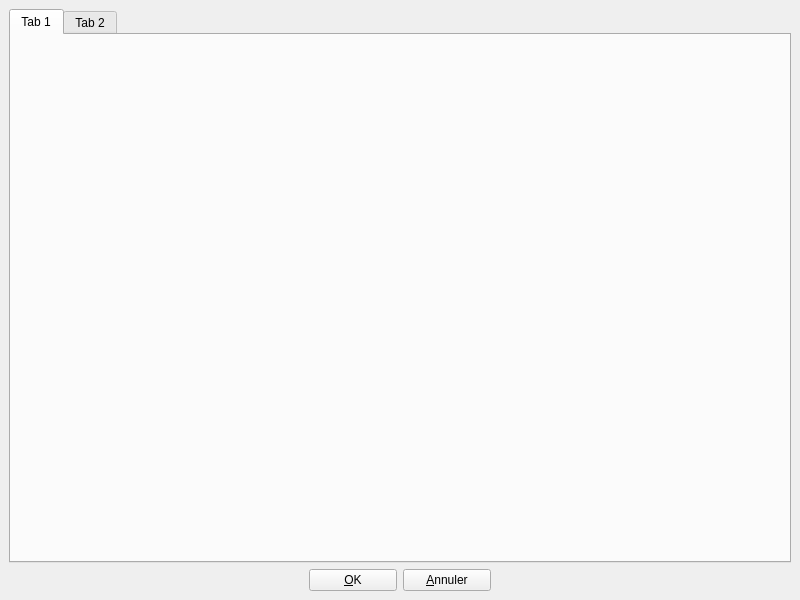
Qt form ui/options_frm.ui (Sebastux/AmaPy) before a commit.
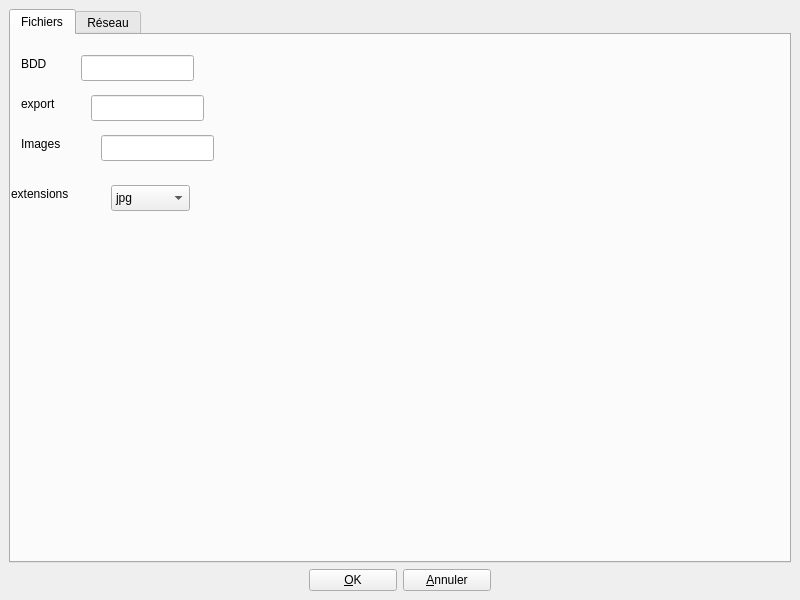
The same form after that commit. The open tabs and pages were chosen to show the change. Icons and pictures are not drawn.

Commit message: Ajout de composants

The edit to the form file:
```diff
--- a/ui/options_frm.ui
+++ b/ui/options_frm.ui
@@ -65,15 +65,139 @@
     <item row="0" column="0" colspan="2">
      <layout class="QVBoxLayout" name="verticalLayout">
       <item>
-       <widget class="QTabWidget" name="tabWidget">
-        <widget class="QWidget" name="tab">
+       <widget class="QTabWidget" name="tabw_options">
+        <property name="enabled">
+         <bool>true</bool>
+        </property>
+        <property name="currentIndex">
+         <number>1</number>
+        </property>
+        <property name="documentMode">
+         <bool>false</bool>
+        </property>
+        <widget class="QWidget" name="tab_fichiers">
+         <property name="enabled">
+          <bool>true</bool>
+         </property>
          <attribute name="title">
-          <string>Tab 1</string>
+          <string>Fichiers</string>
          </attribute>
+         <widget class="QComboBox" name="comboBox">
+          <property name="geometry">
+           <rect>
+            <x>100</x>
+            <y>150</y>
+            <width>79</width>
+            <height>26</height>
+           </rect>
+          </property>
+          <item>
+           <property name="text">
+            <string>jpg</string>
+           </property>
+          </item>
+          <item>
+           <property name="text">
+            <string>jpeg</string>
+           </property>
+          </item>
+          <item>
+           <property name="text">
+            <string>png</string>
+           </property>
+          </item>
+          <item>
+           <property name="text">
+            <string>pdf</string>
+           </property>
+          </item>
+         </widget>
+         <widget class="QLabel" name="label">
+          <property name="geometry">
+           <rect>
+            <x>10</x>
+            <y>20</y>
+            <width>58</width>
+            <height>18</height>
+           </rect>
+          </property>
+          <property name="text">
+           <string>BDD</string>
+          </property>
+         </widget>
+         <widget class="QLabel" name="label_2">
+          <property name="geometry">
+           <rect>
+            <x>10</x>
+            <y>60</y>
+            <width>58</width>
+            <height>18</height>
+           </rect>
+          </property>
+          <property name="text">
+           <string>export</string>
+          </property>
+         </widget>
+         <widget class="QLabel" name="label_3">
+          <property name="geometry">
+           <rect>
+            <x>10</x>
+            <y>100</y>
+            <width>58</width>
+            <height>18</height>
+           </rect>
+          </property>
+          <property name="text">
+           <string>Images</string>
+          </property>
+         </widget>
+         <widget class="QLabel" name="label_4">
+          <property name="geometry">
+           <rect>
+            <x>0</x>
+            <y>150</y>
+            <width>71</width>
+            <height>18</height>
+           </rect>
+          </property>
+          <property name="text">
+           <string>extensions</string>
+          </property>
+         </widget>
+         <widget class="QLineEdit" name="lineEdit">
+          <property name="geometry">
+           <rect>
+            <x>70</x>
+            <y>20</y>
+            <width>113</width>
+            <height>26</height>
+           </rect>
+          </property>
+         </widget>
+         <widget class="QLineEdit" name="lineEdit_2">
+          <property name="geometry">
+           <rect>
+            <x>80</x>
+            <y>60</y>
+            <width>113</width>
+            <height>26</height>
+           </rect>
+          </property>
+         </widget>
+         <widget class="QLineEdit" name="lineEdit_3">
+          <property name="geometry">
+           <rect>
+            <x>90</x>
+            <y>100</y>
+            <width>113</width>
+            <height>26</height>
+           </rect>
+          </property>
+         </widget>
         </widget>
-        <widget class="QWidget" name="tab_2">
+        <widget class="QWidget" name="tab_reseau">
          <attribute name="title">
-          <string>Tab 2</string>
+          <string extracomment="Configuration des options réseau">Réseau</string>
          </attribute>
         </widget>
        </widget>
```
Left out of the diff: 18 changed lines with no effect on the pictures.
